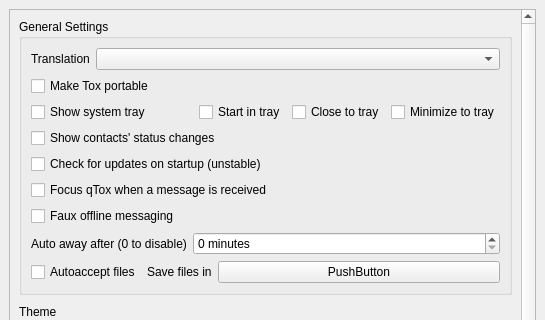
Old version of the form src/widget/form/settings/generalsettings.ui in the repository qTox/qTox; both pictures show x 0 to 545 and y 0 to 320 of the 545 by 644 pixel window.
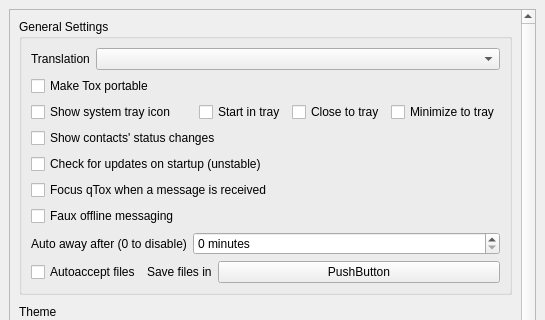
New version of the form.

Commit message: fix #746, icon on by default, add an unrelated tooltip

The edit to the form file:
```diff
--- a/src/widget/form/settings/generalsettings.ui
+++ b/src/widget/form/settings/generalsettings.ui
@@ -98,7 +98,7 @@
             <item>
              <widget class="QCheckBox" name="showSystemTray">
               <property name="text">
-               <string>Show system tray</string>
+               <string>Show system tray icon</string>
               </property>
              </widget>
             </item>
```
Left out of the diff: 3 changed lines with no effect on the pictures. The commit also changes 2 other files.
